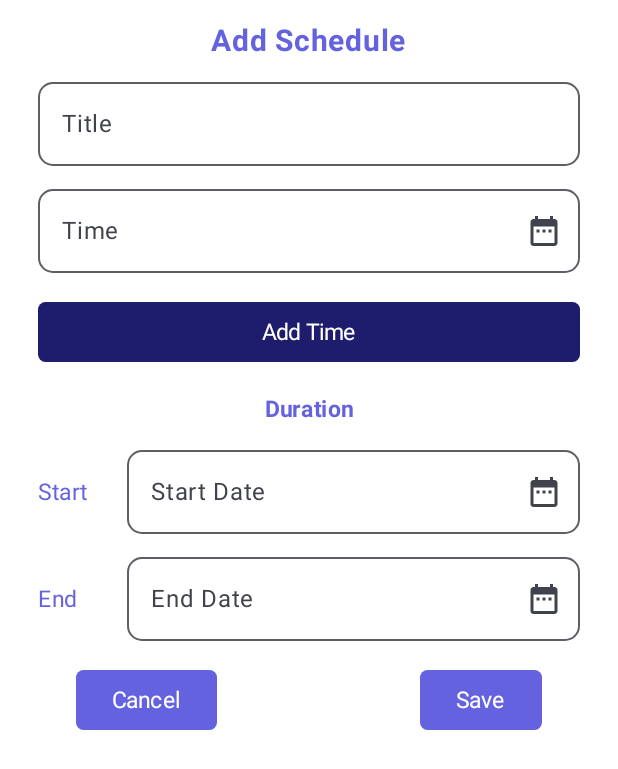
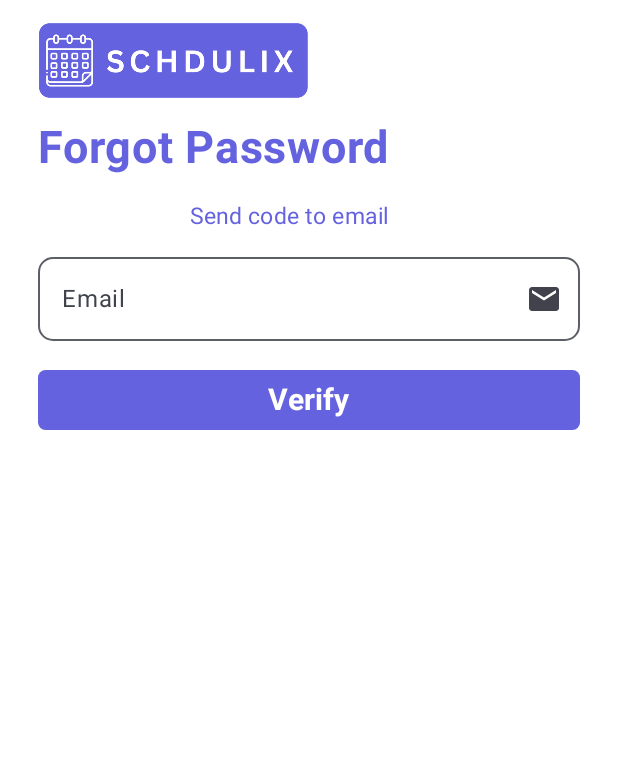
Before and after one commit to nbscvincent/reminder-app, an Android app built with Jetpack Compose: the screen it shows after launch (MainActivity), on a phone screen of 412 x 824 dp. Shown: the top 769 px of the screen. Run offline under Robolectric (Android 15) with nearby library versions, the light colour scheme and no system bars.

Commit message:
Update Home Page
Add forgot password page
Add profile page

```diff
--- /dev/null
+++ b/app/src/main/java/com/nbscollege_jenjosh/schdulix/ForgotPassword.kt
@@ -0,0 +1,151 @@
+package com.nbscollege_jenjosh.schdulix
+
+import android.annotation.SuppressLint
+import androidx.compose.foundation.BorderStroke
+import androidx.compose.foundation.Image
+import androidx.compose.foundation.background
+import androidx.compose.foundation.border
+import androidx.compose.foundation.layout.Arrangement
+import androidx.compose.foundation.layout.Column
+import androidx.compose.foundation.layout.PaddingValues
+import androidx.compose.foundation.layout.Row
+import androidx.compose.foundation.layout.Spacer
+import androidx.compose.foundation.layout.fillMaxSize
+import androidx.compose.foundation.layout.fillMaxWidth
+import androidx.compose.foundation.layout.height
+import androidx.compose.foundation.layout.padding
+import androidx.compose.foundation.layout.size
+import androidx.compose.foundation.layout.width
+import androidx.compose.foundation.lazy.LazyColumn
+import androidx.compose.foundation.lazy.rememberLazyListState
+import androidx.compose.foundation.shape.RoundedCornerShape
+import androidx.compose.foundation.text.KeyboardOptions
+import androidx.compose.material.icons.Icons
+import androidx.compose.material.icons.filled.DateRange
+import androidx.compose.material.icons.filled.Email
+import androidx.compose.material.icons.filled.Lock
+import androidx.compose.material.icons.filled.Menu
+import androidx.compose.material.icons.filled.Person
+import androidx.compose.material.icons.filled.Phone
+import androidx.compose.material3.Button
+import androidx.compose.material3.ButtonDefaults
+import androidx.compose.material3.Card
+import androidx.compose.material3.CardDefaults
+import androidx.compose.material3.ExperimentalMaterial3Api
+import androidx.compose.material3.Icon
+import androidx.compose.material3.MaterialTheme
+import androidx.compose.material3.OutlinedTextField
+import androidx.compose.material3.Scaffold
+import androidx.compose.material3.Text
+import androidx.compose.material3.TextFieldDefaults
+import androidx.compose.runtime.Composable
+import androidx.compose.runtime.getValue
+import androidx.compose.runtime.mutableStateOf
+import androidx.compose.runtime.remember
+import androidx.compose.runtime.setValue
+import androidx.compose.ui.Alignment
+import androidx.compose.ui.Modifier
+import androidx.compose.ui.graphics.Color
+import androidx.compose.ui.res.painterResource
+import androidx.compose.ui.text.font.FontWeight
+import androidx.compose.ui.text.input.KeyboardType
+import androidx.compose.ui.text.input.PasswordVisualTransformation
+import androidx.compose.ui.text.style.TextAlign
+import androidx.compose.ui.unit.dp
+import androidx.compose.ui.unit.sp
+
+@OptIn(ExperimentalMaterial3Api::class)
+@Composable
+fun ForgotPassword(modifier: Modifier = Modifier) {
+    var email by remember { mutableStateOf("") }
+
+    Scaffold(
+    ) { innerPadding ->
+        Column(
+            modifier = Modifier
+                .padding(innerPadding)
+                .fillMaxSize()
+                .fillMaxWidth()
+                .background(Color.White),
+            verticalArrangement = Arrangement.spacedBy(0.dp),
+            horizontalAlignment = Alignment.CenterHorizontally,
+        ) {
+            Spacer(modifier = Modifier.height(15.dp))
+            Row(
+                modifier = Modifier
+                    .fillMaxWidth()
+                    .padding(start = 25.dp, end = 25.dp, top = 0.dp, bottom = 0.dp),
+                horizontalArrangement = Arrangement.SpaceBetween,
+                verticalAlignment = Alignment.CenterVertically,
+            ) {
+                Image(
+                    painter = painterResource(id = R.drawable.schdulix_logo),
+                    contentDescription = "Schdulix",
+                    modifier = Modifier
+                        .height(50.dp)
+                        .width(180.dp)
+                )
+                Icon(
+                    modifier = Modifier.size(34.dp),
+                    imageVector = Icons.Default.Menu,
+                    contentDescription = "Menu",
+                    tint = Color.White
+                )
+            }
+            Spacer(modifier = Modifier.height(15.dp))
+            Text(
+                text = "Forgot Password",
+                fontWeight = FontWeight.Bold,
+                fontSize = 30.sp,
+                color = Color(0xFF6562DF),
+                modifier = Modifier
+                    .align(Alignment.Start)
+                    .padding(start = 25.dp, end = 25.dp)
+            )
+            Spacer(modifier = Modifier.height(15.dp))
+            Text(
+                text = "Send code to email",
+                fontWeight = FontWeight.Normal,
+                fontSize = 15.sp,
+                color = Color(0xFF6562DF),
+                modifier = Modifier
+                    .padding(end = 25.dp)
+            )
+            Spacer(modifier = Modifier.height(15.dp))
+            OutlinedTextField(
+                value = email,
+                onValueChange = { email = it },
+                shape = RoundedCornerShape(10.dp),
+                trailingIcon = {
+                    Icon(imageVector = Icons.Default.Email, contentDescription = "Email")
+                },
+                placeholder = { Text(text = "Email") },
+                modifier = Modifier
+                    .fillMaxWidth()
+                    .padding(start = 25.dp, end = 25.dp, top = 0.dp, bottom = 0.dp),
+                colors = TextFieldDefaults.outlinedTextFieldColors(
+                    textColor = Color.Black
+                )
+            )
+            Spacer(modifier = Modifier.height(15.dp))
+            Button(
+                onClick = { },
+                modifier = Modifier
+                    .fillMaxWidth()
+                    .padding(start = 25.dp, end = 25.dp, top = 0.dp, bottom = 0.dp),
+                colors = ButtonDefaults.buttonColors(
+                    containerColor = Color(0xFF6562DF)
+                ),
+                shape = RoundedCornerShape(5.dp),
+            ) {
+                Text(
+                    text = "Verify",
+                    fontWeight = FontWeight.Bold,
+                    fontSize = 20.sp,
+                    color = Color.White,
+                )
+            }
+            Spacer(modifier = Modifier.height(15.dp))
+        }
+    }
+}
--- a/app/src/main/java/com/nbscollege_jenjosh/schdulix/MainActivity.kt
+++ b/app/src/main/java/com/nbscollege_jenjosh/schdulix/MainActivity.kt
@@ -18,7 +18,9 @@ class MainActivity : ComponentActivity() {
         setContent {
             SchdulixTheme {
                 //HomePage()
-                AddSchedule()
+                //AddSchedule()
+                //Profile()
+                ForgotPassword()
             }
         }
     }
```
Also changed, not shown: app/src/main/java/com/nbscollege_jenjosh/schdulix/Profile.kt (added, +196 -0 lines).
